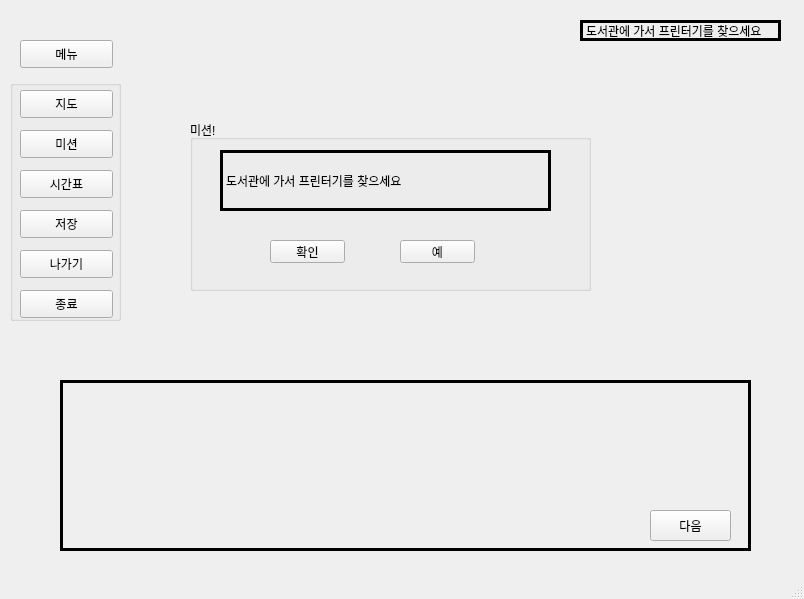
Qt form SSG_BS/mission/mission.ui (hyeji1221/Sangmyung_Simulation_Game) before a commit.
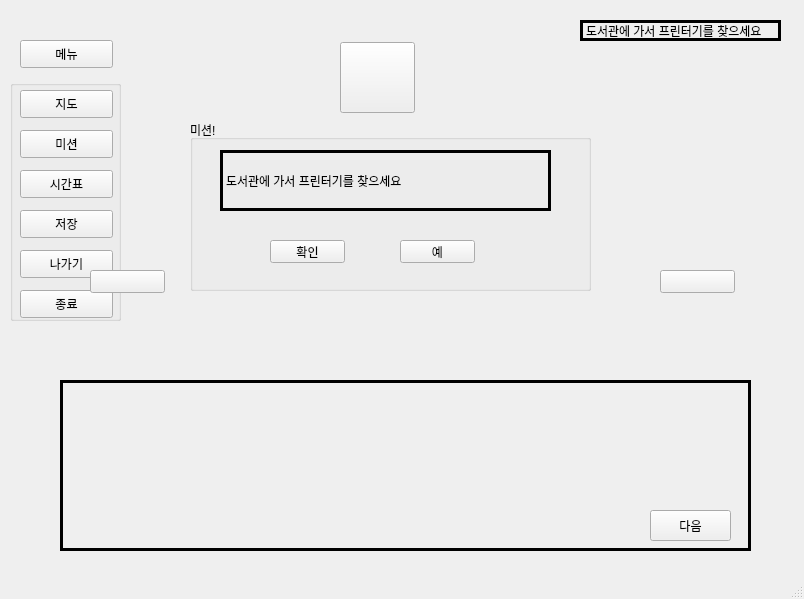
The same form after that commit.

Patch:
```diff
--- a/SSG_BS/mission/mission.ui
+++ b/SSG_BS/mission/mission.ui
@@ -236,6 +236,45 @@
      <string>다음</string>
     </property>
    </widget>
+   <widget class="QPushButton" name="front">
+    <property name="geometry">
+     <rect>
+      <x>340</x>
+      <y>42</y>
+      <width>75</width>
+      <height>71</height>
+     </rect>
+    </property>
+    <property name="text">
+     <string/>
+    </property>
+   </widget>
+   <widget class="QPushButton" name="right">
+    <property name="geometry">
+     <rect>
+      <x>660</x>
+      <y>270</y>
+      <width>75</width>
+      <height>23</height>
+     </rect>
+    </property>
+    <property name="text">
+     <string/>
+    </property>
+   </widget>
+   <widget class="QPushButton" name="left">
+    <property name="geometry">
+     <rect>
+      <x>90</x>
+      <y>270</y>
+      <width>75</width>
+      <height>23</height>
+     </rect>
+    </property>
+    <property name="text">
+     <string/>
+    </property>
+   </widget>
   </widget>
   <widget class="QStatusBar" name="statusbar"/>
  </widget>
```
